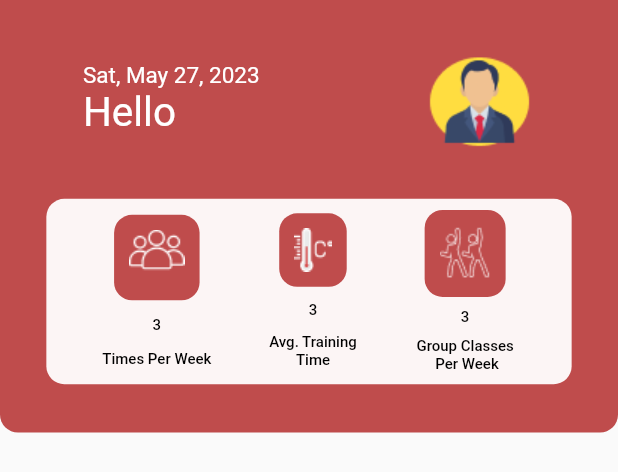
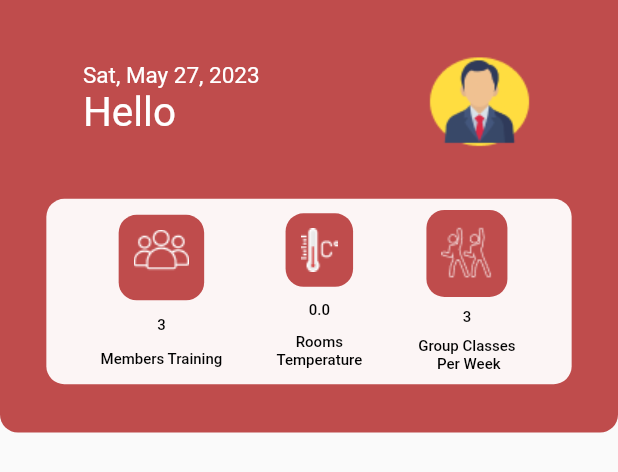
Before and after one commit to BernardoReiis/GymTrackerApp, a Flutter app: the AppBarGT widget shown alone on an empty page, opened directly with empty values, on a phone screen of 412 x 824 dp. Shown: the top 472 px of the screen. Run offline on Flutter 3.47's test engine with Material 2 defaults, Android fonts, the phone set to English and light mode, and no system bars; our stand-ins replace cloud_firestore, firebase_auth, firebase_core; accounts and stored records are empty.

Commit message:
temperature changes

```diff
--- a/lib/pages/home/manager_home_page.dart
+++ b/lib/pages/home/manager_home_page.dart
@@ -1,9 +1,12 @@
+import '../../models/temperature.dart';
 import '../../models/user.dart';
 import '../../services/auth.dart';
 import 'package:flutter/material.dart';
 import 'package:provider/provider.dart';
 import 'package:cloud_firestore/cloud_firestore.dart';
 import 'package:intl/intl.dart';
+
+import '../../services/database.dart';
 
 class ManagerHomePage extends StatefulWidget {
   final UserData userData;
@@ -30,7 +33,10 @@ class AppBarGT extends StatelessWidget {
 
   @override
   Widget build(BuildContext context) {
-    return Container(
+    return StreamProvider<TemperatureData?>.value(
+      initialData: null,
+      value: DatabaseService(uid: userData.uid).temperatureShowManagerHome,
+      child: Container(
         decoration: const BoxDecoration(
             color: Color.fromRGBO(191, 76, 76, 1),
             borderRadius: BorderRadius.only(
@@ -41,26 +47,24 @@ class AppBarGT extends StatelessWidget {
         child: Column(
           mainAxisAlignment: MainAxisAlignment.spaceEvenly,
           children: [
-          ManagerProfileGT(userData: userData),
-          const IconsStatsGT(),
+            managerProfileGT(userData),
+            IconsStatsGT(userData: userData),
           ],
+        ),
       ),
     );
   }
 }
 
-class ManagerProfileGT extends StatelessWidget {
-  final UserData userData;
-  const ManagerProfileGT({super.key, required this.userData});
-
-  @override
-  Widget build(BuildContext context) {
+Widget managerProfileGT(UserData userData) {
   return Row(
     crossAxisAlignment: CrossAxisAlignment.center,
     mainAxisAlignment: MainAxisAlignment.spaceAround,
-      children: [managerNameGT(userData), Image.asset('images/manager-photo.png')],
+    children: [
+      managerNameGT(userData),
+      Image.asset('images/manager-photo.png')
+    ],
   );
-  }
 }
 
 Widget managerNameGT(UserData userData) {
@@ -85,10 +89,12 @@ Widget managerNameGT(UserData userData) {
 }
 
 class IconsStatsGT extends StatelessWidget {
-  const IconsStatsGT({super.key});
+  final UserData userData;
+  const IconsStatsGT({super.key, required this.userData});
 
   @override
   Widget build(BuildContext context) {
+    final temperatureToShow = Provider.of<TemperatureData?>(context);
     return Container(
         decoration: const BoxDecoration(
             color: Color.fromRGBO(255, 254, 254, 0.95),
@@ -99,11 +105,21 @@ class IconsStatsGT extends StatelessWidget {
         child: Row(
           mainAxisAlignment: MainAxisAlignment.spaceEvenly,
           children: [
-            iconStat("images/people-group.png", "Times Per Week", "3"),
-            iconStat("images/thermometer-icon.png", "Avg. Training \nTime", "3"),
+            iconStat("images/people-group.png", "Members Training", "3"),
+            iconStat("images/thermometer-icon.png", "Rooms \nTemperature",
+                temperatureValue(temperatureToShow)),
             iconStat("images/zumba-icon.png", "Group Classes \n Per Week", "3")
           ],
         ));
+  }
+}
+
+String temperatureValue(TemperatureData? temperatureToShow) {
+  print(temperatureToShow);
+  if (temperatureToShow == null) {
+    return "0.0";
+  } else {
+    return temperatureToShow.temperature.toStringAsFixed(1);
   }
 }
 
--- a/lib/pages/manager_pages/temperature_page.dart
+++ b/lib/pages/manager_pages/temperature_page.dart
@@ -130,7 +130,7 @@ Widget cardTemperature(TemperatureData temperature) {
           ),
           Container(
               padding: const EdgeInsets.all(10),
-              child: Text("á $time_show mins",
+              child: Text("Há $time_show mins",
                   style: const TextStyle(fontSize: 16)))
         ],
       ));
--- a/lib/services/database.dart
+++ b/lib/services/database.dart
@@ -50,6 +50,19 @@ class DatabaseService {
     }).toList();
   }
 
+  TemperatureData _temperatureToShowFromSnapshot(QuerySnapshot snapshot) {
+    return snapshot.docs
+        .map((doc) {
+          return TemperatureData(
+            dataTime: doc.get("data_time"),
+            temperature: doc.get("temperature"),
+            temperatureSensorId: doc.get("temperature_sensor_id"),
+          );
+        })
+        .toList()
+        .first;
+  }
+
   Stream<QuerySnapshot> get usersData {
     return userCollection.snapshots();
   }
@@ -66,6 +79,14 @@ class DatabaseService {
         .map(_temperatureDataFromSnapshot);
   }
 
+  Stream<TemperatureData> get temperatureShowManagerHome {
+    return temperatureCollection
+        .orderBy("data_time", descending: true)
+        .limit(1)
+        .snapshots()
+        .map(_temperatureToShowFromSnapshot);
+  }
+
   // get user doc stream
   Stream<UserData> get userData {
     return userCollection.doc(uid).snapshots().map(_userDataFromSnapshot);
```
Lines whose indentation alone changed are shown as unchanged.
